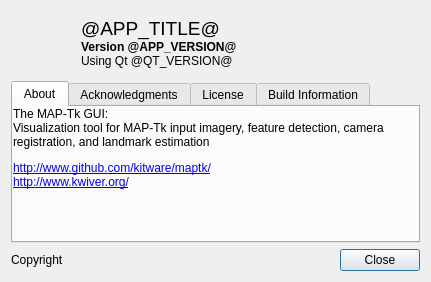
Before: the Qt Designer form gui/AboutDialog.ui in Kitware/TeleSculptor, drawn with Qt 5.
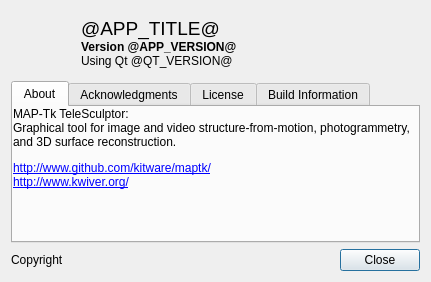
After: the same form once the commit is applied. Icons and pictures are not drawn.

Commit message: Rebrand MapGUI as TeleSculptor

What changed in the file:
```diff
--- a/gui/AboutDialog.ui
+++ b/gui/AboutDialog.ui
@@ -65,8 +65,8 @@
       <property name="text">
        <string>&lt;html&gt;&lt;body&gt;
 &lt;p&gt;
-  The MAP-Tk GUI:&lt;br/&gt;
-  Visualization tool for MAP-Tk input imagery, feature detection, camera registration, and landmark estimation
+  MAP-Tk TeleSculptor:&lt;br/&gt;
+  Graphical tool for image and video structure-from-motion, photogrammetry, and 3D surface reconstruction.
 &lt;/p&gt;
 &lt;p&gt;
   &lt;a href=&quot;http://www.github.com/kitware/maptk&quot;&gt;http://www.github.com/kitware/maptk/&lt;/a&gt;&lt;br/&gt;
```
Left out of the diff: 2 changed lines with no effect on the pictures. The commit also changes 30 other files.
